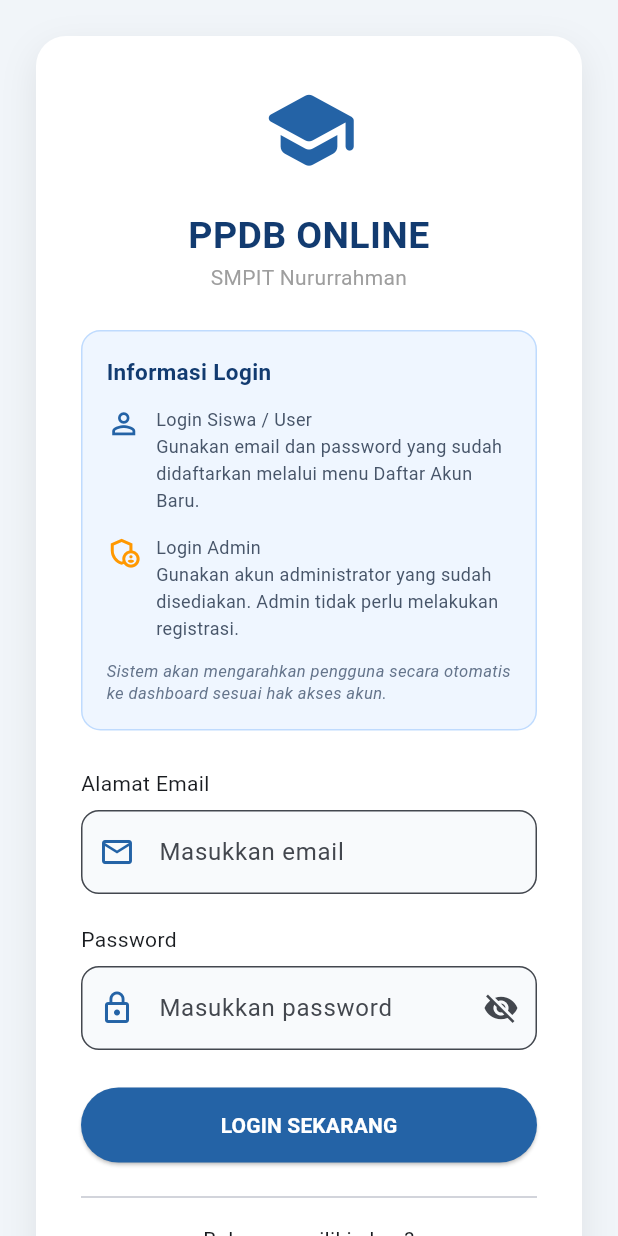
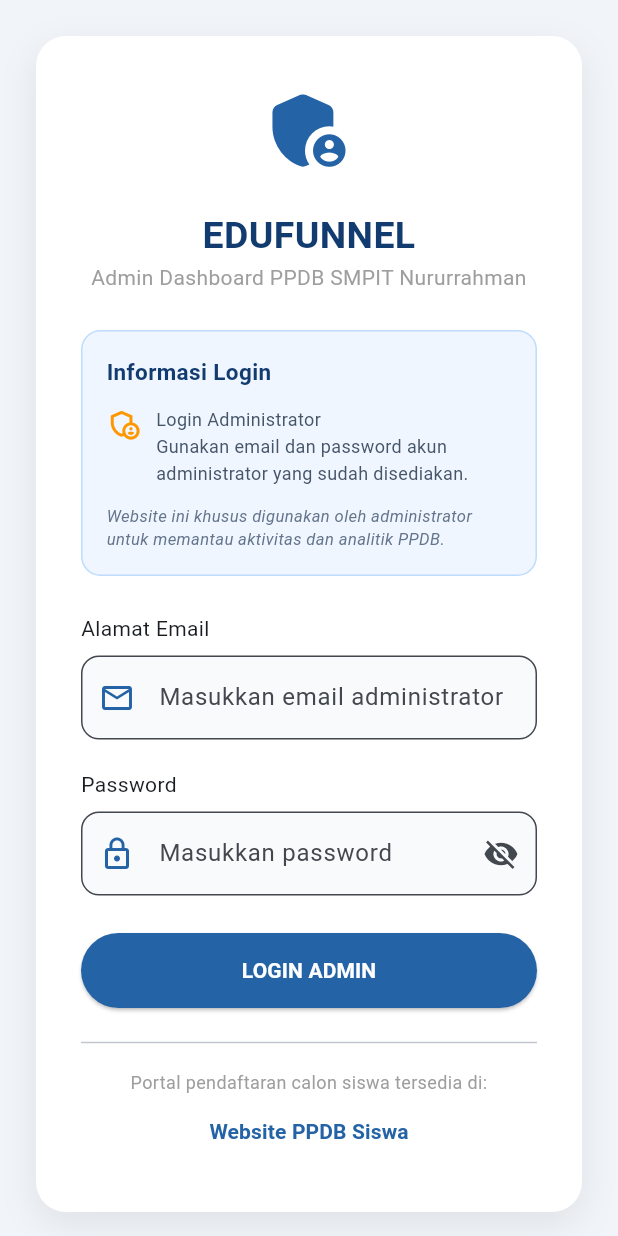
Before and after one commit to rejjail/EduFunnel, a Flutter app: the screen it shows after launch, on a phone screen of 412 x 824 dp. Run offline on Flutter 3.47's test engine with Material 3 defaults, Android fonts, the phone set to English and light mode, and no system bars.

Commit message:
Restrict Website 1 access to admin

```diff
--- a/web_ppdb/lib/main.dart
+++ b/web_ppdb/lib/main.dart
@@ -16,7 +16,7 @@ class PPDBApp extends StatelessWidget {
   Widget build(BuildContext context) {
     return MaterialApp(
       debugShowCheckedModeBanner: false,
-      title: 'PPDB SMPIT Nururrahman',
+      title: 'EduFunnel Admin',
       theme: ThemeData(
         useMaterial3: true,
         fontFamily: 'Roboto',
@@ -43,6 +43,7 @@ class _LoginScreenState extends State<LoginScreen> {
   bool isLoading = false;
 
   final String baseUrl = 'https://edu-funnel-eight.vercel.app';
+
   Future<void> login() async {
     if (!formKey.currentState!.validate()) return;
 
@@ -72,13 +73,24 @@ class _LoginScreenState extends State<LoginScreen> {
           throw Exception('Data pengguna atau token tidak ditemukan.');
         }
 
-        final nama = user['nama']?.toString() ?? 'Pengguna';
+        final nama = user['nama']?.toString() ?? 'Admin';
         final role = user['role']?.toString().toLowerCase().trim() ?? '';
 
-        if (role != 'admin' && role != 'user') {
-          throw Exception('Role pengguna tidak dikenali.');
+        // WEBSITE 1 KHUSUS ADMIN
+        if (role != 'admin') {
+          ScaffoldMessenger.of(context).showSnackBar(
+            const SnackBar(
+              content: Text(
+                'Akun siswa silakan login melalui Website PPDB SMPIT Nururrahman.',
+              ),
+              backgroundColor: Colors.orange,
+              duration: Duration(seconds: 4),
+            ),
+          );
+          return;
         }
 
+        // LOGIN ADMIN BERHASIL
         Navigator.pushReplacement(
           context,
           MaterialPageRoute(
@@ -181,26 +193,6 @@ class _LoginScreenState extends State<LoginScreen> {
           Row(
             crossAxisAlignment: CrossAxisAlignment.start,
             children: [
-              Icon(Icons.person_outline, color: Color(0xFF2463A6), size: 23),
-              SizedBox(width: 10),
-              Expanded(
-                child: Text(
-                  'Login Siswa / User\n'
-                  'Gunakan email dan password yang sudah didaftarkan '
-                  'melalui menu Daftar Akun Baru.',
-                  style: TextStyle(
-                    fontSize: 12,
-                    color: Color(0xFF475569),
-                    height: 1.5,
-                  ),
-                ),
-              ),
-            ],
-          ),
-          SizedBox(height: 13),
-          Row(
-            crossAxisAlignment: CrossAxisAlignment.start,
-            children: [
               Icon(
                 Icons.admin_panel_settings_outlined,
                 color: Colors.orange,
@@ -209,9 +201,9 @@ class _LoginScreenState extends State<LoginScreen> {
               SizedBox(width: 10),
               Expanded(
                 child: Text(
-                  'Login Admin\n'
-                  'Gunakan akun administrator yang sudah disediakan. '
-                  'Admin tidak perlu melakukan registrasi.',
+                  'Login Administrator\n'
+                  'Gunakan email dan password akun administrator '
+                  'yang sudah disediakan.',
                   style: TextStyle(
                     fontSize: 12,
                     color: Color(0xFF475569),
@@ -223,8 +215,8 @@ class _LoginScreenState extends State<LoginScreen> {
           ),
           SizedBox(height: 12),
           Text(
-            'Sistem akan mengarahkan pengguna secara otomatis '
-            'ke dashboard sesuai hak akses akun.',
+            'Website ini khusus digunakan oleh administrator '
+            'untuk memantau aktivitas dan analitik PPDB.',
             style: TextStyle(
               fontSize: 11,
               color: Color(0xFF64748B),
@@ -264,13 +256,13 @@ class _LoginScreenState extends State<LoginScreen> {
                 crossAxisAlignment: CrossAxisAlignment.stretch,
                 children: [
                   const Icon(
-                    Icons.school_rounded,
+                    Icons.admin_panel_settings_rounded,
                     size: 65,
                     color: Color(0xFF2463A6),
                   ),
                   const SizedBox(height: 20),
                   const Text(
-                    'PPDB ONLINE',
+                    'EDUFUNNEL',
                     textAlign: TextAlign.center,
                     style: TextStyle(
                       fontSize: 25,
@@ -279,13 +271,12 @@ class _LoginScreenState extends State<LoginScreen> {
                     ),
                   ),
                   const Text(
-                    'SMPIT Nururrahman',
+                    'Admin Dashboard PPDB SMPIT Nururrahman',
                     textAlign: TextAlign.center,
                     style: TextStyle(color: Colors.grey),
                   ),
                   const SizedBox(height: 25),
 
-                  // INFORMASI LOGIN USER DAN ADMIN
                   informationCard(),
 
                   const SizedBox(height: 25),
@@ -296,7 +287,7 @@ class _LoginScreenState extends State<LoginScreen> {
                     controller: emailController,
                     keyboardType: TextInputType.emailAddress,
                     decoration: inputDecoration(
-                      'Masukkan email',
+                      'Masukkan email administrator',
                       Icons.email_outlined,
                     ),
                     validator: (value) {
@@ -306,6 +297,7 @@ class _LoginScreenState extends State<LoginScreen> {
                       return null;
                     },
                   ),
+
                   const SizedBox(height: 20),
 
                   const Text('Password'),
@@ -337,6 +329,7 @@ class _LoginScreenState extends State<LoginScreen> {
                       return null;
                     },
                   ),
+
                   const SizedBox(height: 25),
 
                   SizedBox(
@@ -353,7 +346,7 @@ class _LoginScreenState extends State<LoginScreen> {
                                 color: Colors.white,
                               )
                               : const Text(
-                                'LOGIN SEKARANG',
+                                'LOGIN ADMIN',
                                 style: TextStyle(fontWeight: FontWeight.bold),
                               ),
                     ),
@@ -364,14 +357,23 @@ class _LoginScreenState extends State<LoginScreen> {
                   const SizedBox(height: 10),
 
                   const Text(
-                    'Belum memiliki akun?',
+                    'Portal pendaftaran calon siswa tersedia di:',
                     textAlign: TextAlign.center,
+                    style: TextStyle(fontSize: 12, color: Colors.grey),
                   ),
 
                   TextButton(
-                    onPressed: isLoading ? null : openRegister,
+                    onPressed: () {
+                      ScaffoldMessenger.of(context).showSnackBar(
+                        const SnackBar(
+                          content: Text(
+                            'Silakan buka Website PPDB SMPIT Nururrahman.',
+                          ),
+                        ),
+                      );
+                    },
                     child: const Text(
-                      'Daftar Akun Baru',
+                      'Website PPDB Siswa',
                       style: TextStyle(
                         fontWeight: FontWeight.bold,
                         color: Color(0xFF2463A6),
```
